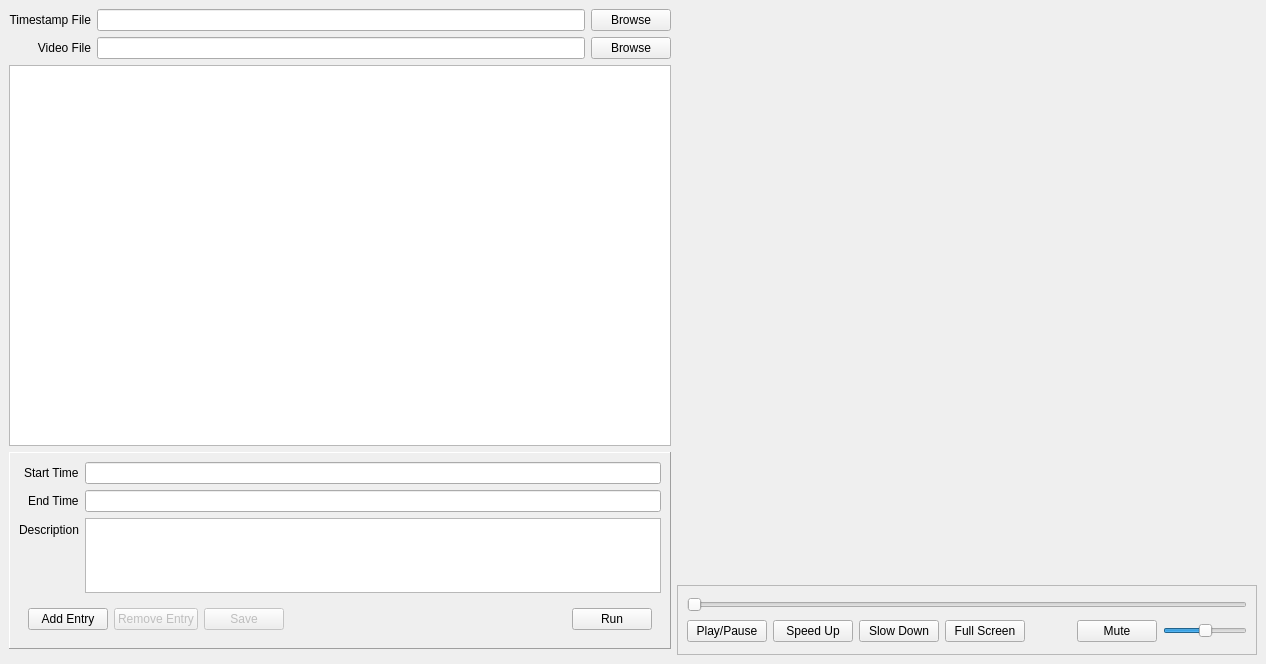
The window that gui/main_window.ui (dangmai/looper) describes before a commit, drawn with Qt 5.
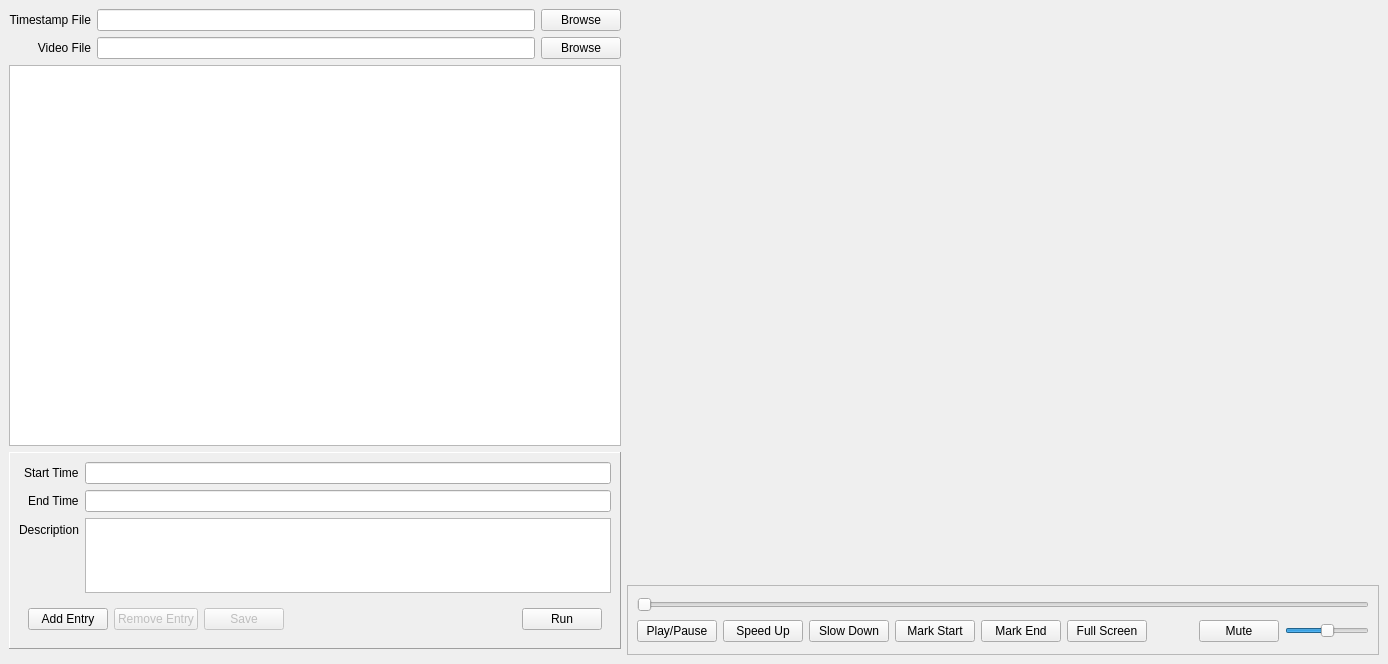
The same window after the commit. Custom widgets are drawn as their Qt base class.

Commit message: Start adding in mark start & end buttons

```diff
--- a/gui/main_window.ui
+++ b/gui/main_window.ui
@@ -6,7 +6,7 @@
    <rect>
     <x>0</x>
     <y>0</y>
-    <width>1266</width>
+    <width>1388</width>
     <height>664</height>
    </rect>
   </property>
@@ -149,7 +149,7 @@
             <number>0</number>
            </property>
            <layout class="QGridLayout" name="gridLayout_2">
-            <item row="1" column="5">
+            <item row="1" column="7">
              <widget class="ToggleButton" name="button_mute_toggle">
               <property name="sizePolicy">
                <sizepolicy hsizetype="Fixed" vsizetype="Fixed">
@@ -200,7 +200,7 @@
               </property>
              </widget>
             </item>
-            <item row="1" column="3">
+            <item row="1" column="5">
              <widget class="QPushButton" name="button_full_screen">
               <property name="sizePolicy">
                <sizepolicy hsizetype="Fixed" vsizetype="Fixed">
@@ -232,7 +232,7 @@
               </property>
              </widget>
             </item>
-            <item row="1" column="6">
+            <item row="1" column="8">
              <widget class="HighlightedJumpSlider" name="slider_volume">
               <property name="sizePolicy">
                <sizepolicy hsizetype="Fixed" vsizetype="Fixed">
@@ -254,7 +254,7 @@
               </property>
              </widget>
             </item>
-            <item row="0" column="0" colspan="7">
+            <item row="0" column="0" colspan="9">
              <widget class="HighlightedJumpSlider" name="slider_progress">
               <property name="maximum">
                <number>9999</number>
@@ -270,7 +270,7 @@
               </property>
              </widget>
             </item>
-            <item row="1" column="4">
+            <item row="1" column="6">
              <spacer name="horizontalSpacer">
               <property name="orientation">
                <enum>Qt::Horizontal</enum>
@@ -283,6 +283,26 @@
               </property>
              </spacer>
             </item>
+            <item row="1" column="3">
+             <widget class="QPushButton" name="button_mark_start">
+              <property name="toolTip">
+               <string>Mark the start of the entry</string>
+              </property>
+              <property name="text">
+               <string>Mark Start</string>
+              </property>
+             </widget>
+            </item>
+            <item row="1" column="4">
+             <widget class="QPushButton" name="button_mark_end">
+              <property name="toolTip">
+               <string>Mark the end of the entry</string>
+              </property>
+              <property name="text">
+               <string>Mark End</string>
+              </property>
+             </widget>
+            </item>
            </layout>
           </widget>
          </item>
```
The commit also changes 1 other file.
